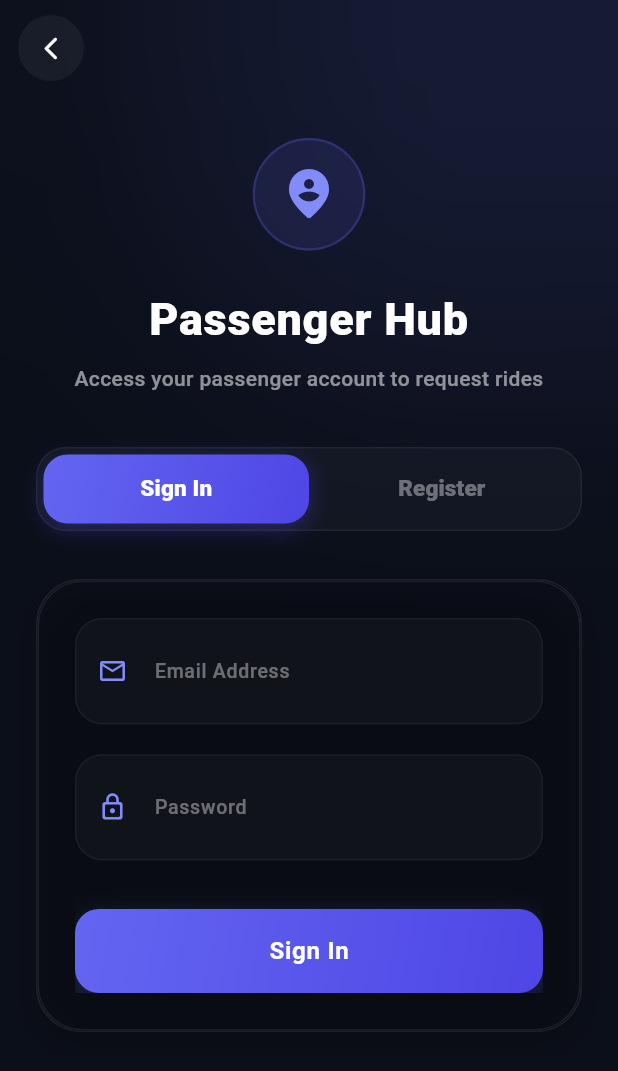
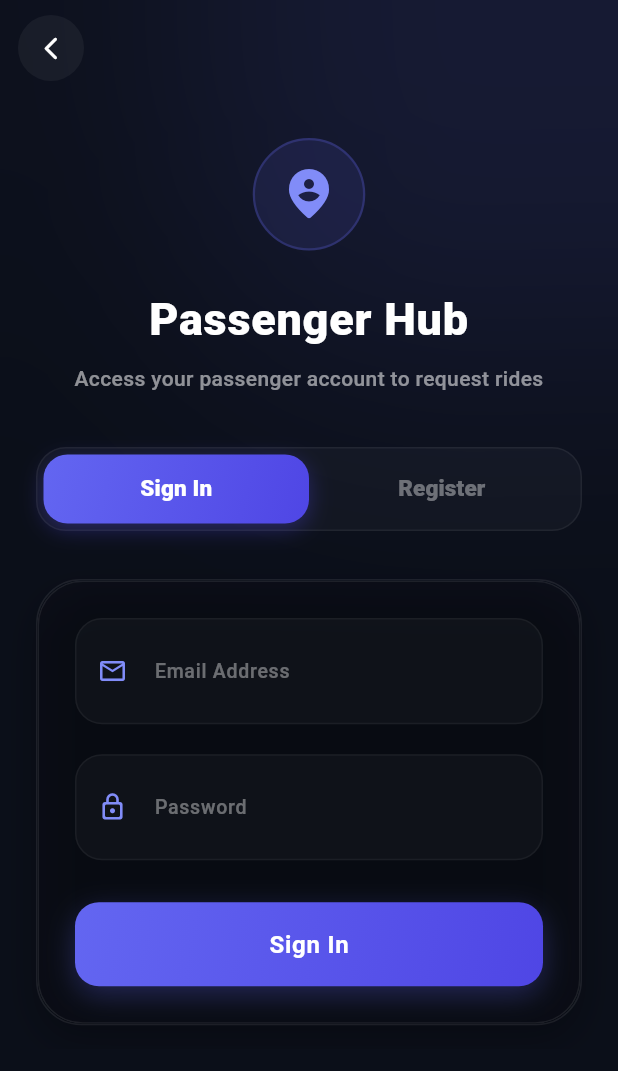
Before and after one commit to manoranjan14/rickshaw_flutter, a Flutter app: the screen it shows after launch, after a tap on "Book a Ride", on a phone screen of 412 x 824 dp. Shown: the top 1071 px of the screen. Run offline on Flutter 3.47's test engine with Material 3 defaults, Android fonts, the phone set to English and light mode, and no system bars; our stand-ins replace firebase_auth, firebase_core, firebase_database, flutter_map, geocoding, geolocator and 1 more; accounts and stored records are empty.

Commit message:
Fix potential vertical overflow issues on onboarding and auth screens by introducing SingleChildScrollView and dynamic height cards

```diff
--- a/lib/screens/choose_role_screen.dart
+++ b/lib/screens/choose_role_screen.dart
@@ -50,12 +50,12 @@ class ChooseRoleScreen extends StatelessWidget {
 
           // Main Onboarding Layout
           SafeArea(
-            child: Padding(
-              padding: const EdgeInsets.symmetric(horizontal: 24.0, vertical: 32.0),
+            child: SingleChildScrollView(
+              padding: const EdgeInsets.symmetric(horizontal: 24.0, vertical: 24.0),
               child: Column(
                 crossAxisAlignment: CrossAxisAlignment.stretch,
                 children: [
-                  const Spacer(flex: 1),
+                  const SizedBox(height: 20),
 
                   // Brand Hero Header
                   Column(
@@ -111,7 +111,7 @@ class ChooseRoleScreen extends StatelessWidget {
                     ],
                   ),
 
-                  const Spacer(flex: 2),
+                  const SizedBox(height: 48),
 
                   // Onboarding Options Title
                   const Text(
@@ -151,7 +151,7 @@ class ChooseRoleScreen extends StatelessWidget {
                     },
                   ),
 
-                  const Spacer(flex: 1),
+                  const SizedBox(height: 20),
                 ],
               ),
             ),
--- a/lib/screens/passenger/passenger_auth_screen.dart
+++ b/lib/screens/passenger/passenger_auth_screen.dart
@@ -30,6 +30,11 @@ class _PassengerAuthScreenState extends State<PassengerAuthScreen> with SingleTi
   void initState() {
     super.initState();
     _tabController = TabController(length: 2, vsync: this);
+    _tabController.addListener(() {
+      if (!_tabController.indexIsChanging) {
+        setState(() {});
+      }
+    });
   }
 
   @override
@@ -247,7 +252,7 @@ class _PassengerAuthScreenState extends State<PassengerAuthScreen> with SingleTi
                       ),
                       boxShadow: [
                         BoxShadow(
-                          color: Colors.black.withValues(alpha: 0.2),
+                          color: Colors.black.withValues(alpha: 0.25),
                           blurRadius: 20,
                           offset: const Offset(0, 10),
                         )
@@ -259,22 +264,9 @@ class _PassengerAuthScreenState extends State<PassengerAuthScreen> with SingleTi
                         opacity: 0.04,
                         padding: const EdgeInsets.all(24.0),
                         borderRadius: BorderRadius.circular(30.0),
-                        child: AnimatedBuilder(
-                          animation: _tabController.animation!,
-                          builder: (context, child) {
-                            return SizedBox(
-                              height: _tabController.index == 0 ? 250 : 330,
-                              child: TabBarView(
-                                controller: _tabController,
-                                physics: const NeverScrollableScrollPhysics(), // Managed strictly by tabs
-                                children: [
-                                  _buildLoginForm(),
-                                  _buildRegisterForm(),
-                                ],
-                              ),
-                            );
-                          },
-                        ),
+                        child: _tabController.index == 0
+                            ? _buildLoginForm()
+                            : _buildRegisterForm(),
                       ),
                     ),
                   ),
@@ -319,7 +311,7 @@ class _PassengerAuthScreenState extends State<PassengerAuthScreen> with SingleTi
               return null;
             },
           ),
-          const Spacer(),
+          const SizedBox(height: 28),
           CustomButton(
             text: 'Sign In',
             isLoading: _isLoading,
@@ -377,7 +369,7 @@ class _PassengerAuthScreenState extends State<PassengerAuthScreen> with SingleTi
               return null;
             },
           ),
-          const Spacer(),
+          const SizedBox(height: 28),
           CustomButton(
             text: 'Create Account',
             isLoading: _isLoading,
```
Also changed, not shown: lib/screens/driver/driver_auth_screen.dart (+11 -19 lines).
